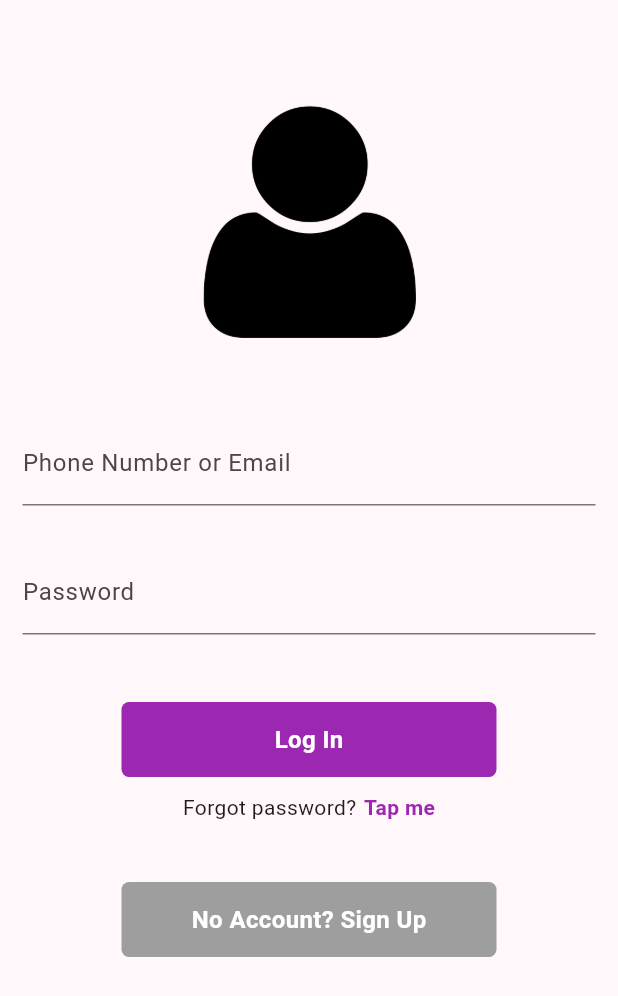
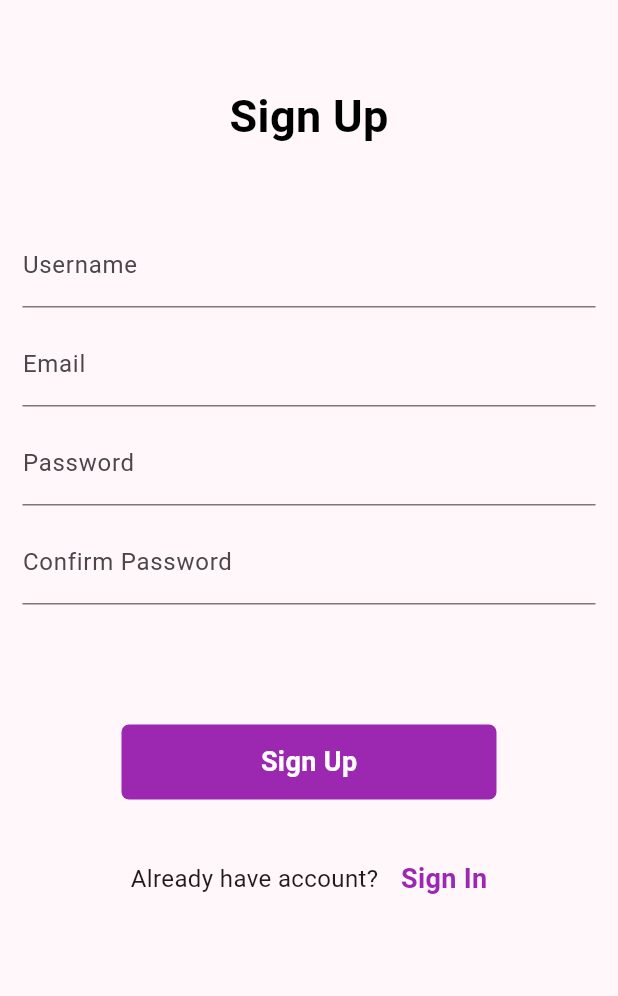
Before and after one commit to AlaaKhairy0/FlutterProject, a Flutter app: the screen it shows after launch, on a phone screen of 412 x 824 dp. Shown: the top 996 px of the screen. Run offline on Flutter 3.47's test engine with Material 2 defaults, Android fonts, the phone set to English and light mode, and no system bars; our stand-ins replace dio, firebase_auth, firebase_core, flutter_bloc, shared_preferences; missing offline and left inert: regexpattern; accounts and stored records are empty.

Commit message:
add sign up screen

```diff
--- a/lib/main.dart
+++ b/lib/main.dart
@@ -1,6 +1,7 @@
 import 'package:flutter/material.dart';
 import 'package:flutter_new/views/screens/home_screen.dart';
 import 'package:flutter_new/views/screens/login_screen.dart';
+import 'package:flutter_new/views/screens/signup_screen.dart';
 import 'package:flutter_new/views/screens/todos_details_screen.dart';
 import 'package:flutter_new/views/screens/todos_screen.dart';
 import 'package:firebase_core/firebase_core.dart';
@@ -23,11 +24,12 @@ class MyApp extends StatelessWidget {
   Widget build(BuildContext context) {
     return MaterialApp(
       title: 'Flutter Demo',
-      initialRoute: '/',
+      initialRoute: '/signUpScreen',
       routes: {
         '/': (context) => const LoginScreen(),
         '/home': (context)=> const HomeScreen(),
         '/todoDetailsScreen' : (context)=> const TodoDetailsScreen(),
+        '/signUpScreen': (context)=> const SignUpScreen(),
       },
       theme: ThemeData(
 
--- a/lib/views/screens/home_screen.dart
+++ b/lib/views/screens/home_screen.dart
@@ -10,10 +10,12 @@ class HomeScreen extends StatefulWidget {
 
 class _HomeScreenState extends State<HomeScreen> {
   String email = "";
+  //String username = "";
 
   Future<void> getCachedEmail() async {
     final SharedPreferences prefs = await SharedPreferences.getInstance();
     email = prefs.getString('email') ?? '--';
+    //username = prefs.getString('username') ?? '--';
     setState(() {});
   }
   @override
@@ -37,7 +39,9 @@ class _HomeScreenState extends State<HomeScreen> {
           [
             Center(child: Text("Welcome")),
 
-            Center(child: Text((email))),
+           Center(child: Text((email))),
+
+           // Center(child: Text((username))),
 
 
           ],
--- a/lib/views/screens/login_screen.dart
+++ b/lib/views/screens/login_screen.dart
@@ -2,6 +2,7 @@ import 'package:firebase_auth/firebase_auth.dart';
 import 'package:flutter/material.dart';
 import 'package:flutter_new/views/screens/home_screen.dart';
 import 'package:flutter_new/views/widgets/main_button.dart';
+import 'package:regexpattern/regexpattern.dart';
 import 'package:shared_preferences/shared_preferences.dart';
 
 
@@ -42,34 +43,37 @@ class _LoginScreenState extends State<LoginScreen> {
                 padding: const EdgeInsets.all(15),
                 child: TextFormField(
                   controller: emailController  ,
-                  decoration: InputDecoration(labelText: "Phone Number or Email"),
-                  validator: (value) {
-                    if (value!.isNotEmpty && value!.startsWith(RegExp(r'[0-9]')) && value!.length==11 ) {
-                      return null;
-                    }
-                    else if (value!.isNotEmpty && value!.startsWith(RegExp(r'[a-zA-Z]')) && value!.contains('@')){
-                      return null;
-                    }
-                    return 'Please enter valid mail or phone';
-                  },
+                  decoration: const InputDecoration(labelText: "Email"),
+                  // validator: (value) {
+                  //   bool isMatch = value!.isEmail() ;
+                  //   if (isMatch) {
+                  //     return null;
+                  //   }
+                  //
+                  //   return 'Please enter valid email';
+                  // },
                 ),
               ),
-              Padding(padding: EdgeInsets.all(15) , child:
+              Padding(padding: EdgeInsets.symmetric(horizontal: 15) , child:
               TextFormField(
                 controller: passwordController,
-                decoration: InputDecoration(labelText: "Password"),
-                  validator: (value) {
-                    if (value!.length <8 ) {
-                      return 'Please enter valid password';}
-                    return null;
-                  },
+                decoration: const InputDecoration(labelText: "Password"),
+                  // validator: (value) {
+                  //   bool isMatch = value!.isEmail() ;
+                  //   if (isMatch){
+                  //     return null;
+                  //   }
+                  //   else{
+                  //     return 'Please enter valid password';
+                  //   }
+                  // },
               ),
               ),
               SizedBox(
                 height: 30,
               ),
               MainButton(label: "Log In",onTap: () async {
-                if (_formKey.currentState!.validate()) {
+               // if (_formKey.currentState!.validate()) {
                  bool result =await firebaseLogin(emailController.text, passwordController.text);
                   if(result){
                     final SharedPreferences prefs = await SharedPreferences.getInstance();
@@ -82,7 +86,7 @@ class _LoginScreenState extends State<LoginScreen> {
                       const SnackBar(content: Text('Login Failed')),
                     );
                   };
-                }
+               // }
 
               },),
               SizedBox(
@@ -106,7 +110,9 @@ class _LoginScreenState extends State<LoginScreen> {
               SizedBox(
                 height: 40,
               ),
-          MainButton(label: "No Account? Sign Up",onTap: (){},buttonColor: Colors.grey,),
+          MainButton(label: "No Account? Sign Up",onTap: (){
+            Navigator.pushNamed(context, '/signUpScreen');
+          },buttonColor: Colors.grey,),
 
             ],
           ),
--- /dev/null
+++ b/lib/views/screens/signup_screen.dart
@@ -0,0 +1,162 @@
+import 'package:firebase_auth/firebase_auth.dart';
+import 'package:flutter/material.dart';
+import 'package:flutter_new/views/widgets/main_button.dart';
+import 'package:regexpattern/regexpattern.dart';
+import 'package:shared_preferences/shared_preferences.dart';
+
+class SignUpScreen extends StatefulWidget {
+  const SignUpScreen({super.key});
+
+  @override
+  State<SignUpScreen> createState() => _SignUpScreenState();
+}
+
+class _SignUpScreenState extends State<SignUpScreen> {
+  final _formKey = GlobalKey<FormState>();
+  TextEditingController emailController = TextEditingController();
+  TextEditingController passwordController = TextEditingController();
+  TextEditingController usernameController = TextEditingController();
+  @override
+  Widget build(BuildContext context) {
+    return Scaffold(
+      appBar: AppBar(
+        automaticallyImplyLeading: false,
+      ),
+      body: SingleChildScrollView(
+        child: Form(
+          key:_formKey ,
+          child: Center(
+            child: Padding(
+              padding: const EdgeInsets.symmetric(horizontal: 15),
+              child: Column (
+                children: [
+                  const Text("Sign Up",style:
+                  TextStyle(color: Colors.black,fontSize: 30 ,fontWeight: FontWeight.bold),),
+                  const SizedBox(
+                    height: 50,
+                  ),
+                  TextFormField(
+                    controller: usernameController,
+                    decoration: const InputDecoration(labelText: 'Username'),
+                    validator: (value) {
+                      bool isMatch = value!.isUsername();
+                      if ( isMatch ){
+                        return null;
+                      }
+                      else{
+                        return 'please enter correct username';
+                      }
+                    },
+                  ),
+                  const SizedBox(
+                    height: 10,
+                  ),
+                  TextFormField(
+                    controller: emailController,
+                    decoration: const InputDecoration(labelText: 'Email'),
+                    validator: (value){
+                      bool isMatch = value!.isEmail();
+                      if ( isMatch ){
+                        return null;
+                      }
+                      else{
+                        return 'please enter correct email';
+                      }
+                    },
+                  ),
+                  const SizedBox(
+                    height: 10,
+                  ),
+                  TextFormField(
+                    controller: passwordController,
+                    decoration: const InputDecoration(labelText: 'Password'),
+                    validator: (value){
+                      bool isMatch = value!.isPasswordEasy() ;
+                      if ( isMatch ){
+                        return null;
+                      }
+                      else{
+                        return 'please enter correct password';
+                      }
+                    },
+                  ),
+                  const SizedBox(
+                    height: 10,
+                  ),
+                  TextFormField(
+                    decoration: const InputDecoration(labelText: 'Confirm Password'),
+                    validator: (value){
+                      if (value == passwordController.text){
+                        return null;
+                      }
+                      else{
+                        return 'not matched';
+                      }
+                    },
+                  ),
+                  const SizedBox(
+                    height: 80,
+                  ),
+                  MainButton(
+                    label: "Sign Up",onTap: () async {
+
+                    if (_formKey.currentState!.validate()) {
+                      firebaseSignUp(emailController.text, passwordController.text);
+                      // final SharedPreferences prefs = await SharedPreferences.getInstance();
+                      // await prefs.setString('username', usernameController.text);
+                      Navigator.pushNamed(context, '/');
+                    }
+                    else{
+                      ScaffoldMessenger.of(context).showSnackBar(
+                          const SnackBar(content: Text('Signed Up Failed')));
+                    }
+                  },
+                  ),
+                  const SizedBox(
+                    height: 40,
+                  ),
+                  Row(
+                    mainAxisAlignment: MainAxisAlignment.center,
+                    children: [
+                      const Text("Already have account?",style: TextStyle(fontSize: 16),),
+                      const SizedBox(
+                        width: 15,
+                      ),
+                      InkWell(
+                        onTap: (){
+                          Navigator.pushNamed(context, '/');
+                        },
+                          child:
+                          const Text('Sign In',style: TextStyle(
+                              color: Colors.purple,fontSize:18,fontWeight: FontWeight.bold ),))
+                    ],
+                  )
+                ],
+              ),
+            ),
+          ),
+        ),
+      ),
+    );
+  }
+  Future<bool> firebaseSignUp(String email , String password) async {
+    try {
+      final credential = await FirebaseAuth.instance.createUserWithEmailAndPassword(
+        email: email,
+        password: password,
+      );
+      if (credential.user != null){
+        return true;
+      }
+    } on FirebaseAuthException catch (e) {
+      if (e.code == 'weak-password') {
+        print('The password provided is too weak.');
+      } else if (e.code == 'email-already-in-use') {
+        print('The account already exists for that email.');
+      }
+    } catch (e) {
+      print(e);
+    }
+    return false;
+  }
+}
--- a/lib/views/widgets/main_button.dart
+++ b/lib/views/widgets/main_button.dart
@@ -23,7 +23,7 @@ class _MainButtonState extends State<MainButton> {
           color:widget.buttonColor?? Colors.purple,),
         child: Center(
           child: Text(
-            widget.label, style: TextStyle(fontWeight: FontWeight.bold,color:widget.textColor?? Colors.white,fontSize:16)
+            widget.label, style: TextStyle(fontWeight: FontWeight.bold,color:widget.textColor?? Colors.white,fontSize:18)
             ,
           ),
         ),
--- a/pubspec.yaml
+++ b/pubspec.yaml
@@ -40,6 +40,7 @@ dependencies:
   flutter_bloc: ^8.1.3
   firebase_auth: ^4.7.2
   firebase_core: ^2.15.0
+  regexpattern: ^2.5.0
 
 dev_dependencies:
   flutter_test:
```
Also changed, not shown: pubspec.lock.
